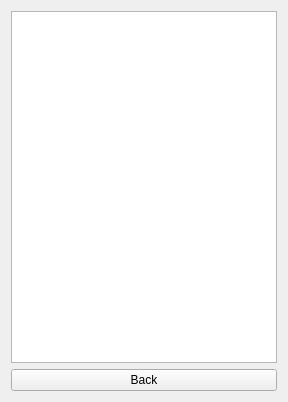
Above: leaderboard.ui from godoftetris/Tetris before the change. Below: the same form after it.
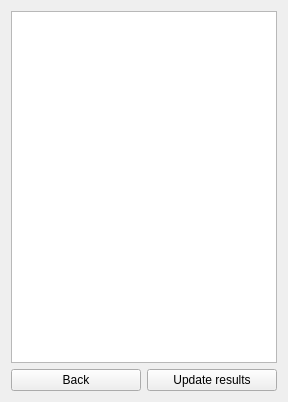
That is the form after the change.

```diff
--- a/leaderboard.ui
+++ b/leaderboard.ui
@@ -14,8 +14,8 @@
    <string>Form</string>
   </property>
   <layout class="QGridLayout" name="gridLayout">
-   <item row="0" column="0">
-    <widget class="QListView" name="leaderList"/>
+   <item row="0" column="0" colspan="2">
+    <widget class="QTextEdit" name="leaderList"/>
    </item>
    <item row="1" column="0">
     <widget class="QPushButton" name="backButton">
@@ -24,6 +24,13 @@
      </property>
     </widget>
    </item>
+   <item row="1" column="1">
+    <widget class="QPushButton" name="updateButton">
+     <property name="text">
+      <string>Update results</string>
+     </property>
+    </widget>
+   </item>
   </layout>
  </widget>
  <resources/>
```
